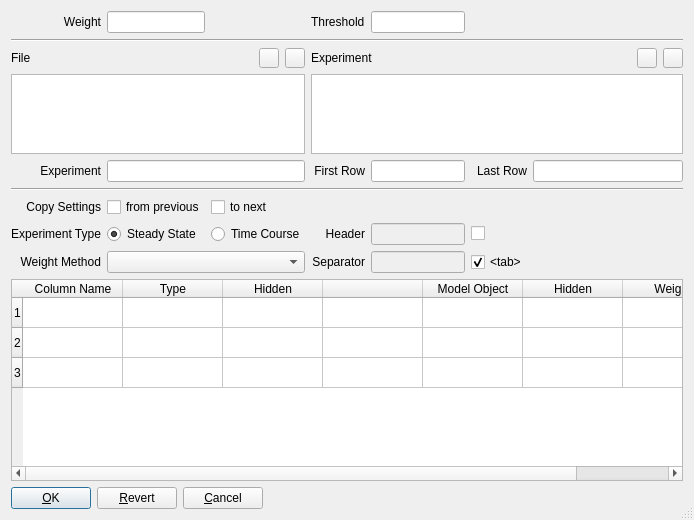
The window that copasi/UI/CQExperimentData.ui (copasi/COPASI) describes before a commit, drawn with Qt 5.
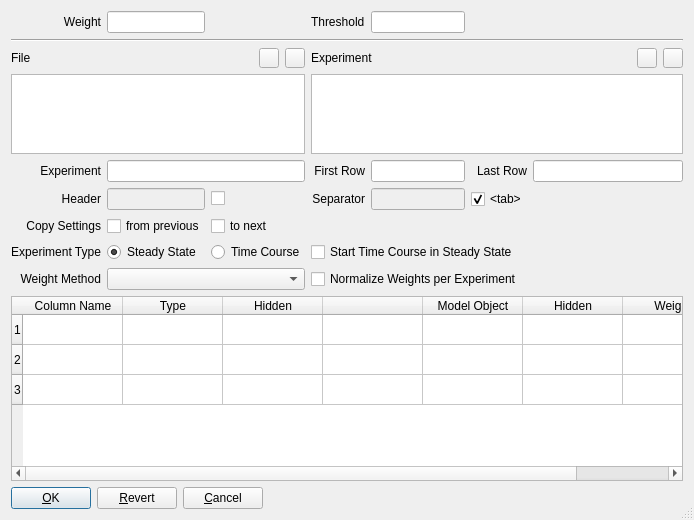
The same window after the commit.

Commit message: - issue 2122: provide a way, to indicate that individual experiments should not be normalized in respect to their largest individual weight.

Diff of the .ui file:
```diff
--- a/copasi/UI/CQExperimentData.ui
+++ b/copasi/UI/CQExperimentData.ui
@@ -325,7 +325,97 @@
      </property>
     </widget>
    </item>
-   <item row="5" column="0" colspan="7">
+
+    <item row="5" column="0">
+      <widget class="QLabel" name="mpLblHeader">
+        <property name="text">
+          <string>Header</string>
+        </property>
+        <property name="alignment">
+          <set>Qt::AlignRight|Qt::AlignTrailing|Qt::AlignVCenter</set>
+        </property>
+        <property name="wordWrap">
+          <bool>false</bool>
+        </property>
+      </widget>
+    </item>
+    <item row="5" column="1" >
+      <widget class="QLineEdit" name="mpEditHeader">
+        <property name="enabled">
+          <bool>false</bool>
+        </property>
+        <property name="sizePolicy">
+          <sizepolicy hsizetype="Preferred" vsizetype="Preferred">
+            <horstretch>0</horstretch>
+            <verstretch>0</verstretch>
+          </sizepolicy>
+        </property>
+      </widget>
+    </item>
+    <item row="5" column="2">
+      <widget class="QCheckBox" name="mpCheckHeader">
+        <property name="text">
+          <string/>
+        </property>
+        <property name="toolTip">
+          <string>Check to indicate that the experiment contains headers.</string>
+        </property>
+      </widget>
+    </item>
+
+    <item row="5" column="3">
+      <widget class="QLabel" name="mpLblSeparator">
+        <property name="minimumSize">
+          <size>
+            <width>0</width>
+            <height>0</height>
+          </size>
+        </property>
+        <property name="text">
+          <string>Separator</string>
+        </property>
+        <property name="alignment">
+          <set>Qt::AlignRight|Qt::AlignTrailing|Qt::AlignVCenter</set>
+        </property>
+        <property name="wordWrap">
+          <bool>false</bool>
+        </property>
+      </widget>
+    </item>
+    <item row="5" column="4">
+      <widget class="QLineEdit" name="mpEditSeparator">
+        <property name="enabled">
+          <bool>false</bool>
+        </property>
+        <property name="sizePolicy">
+          <sizepolicy hsizetype="Preferred" vsizetype="Preferred">
+            <horstretch>0</horstretch>
+            <verstretch>0</verstretch>
+          </sizepolicy>
+        </property>
+      </widget>
+    </item>
+    <item row="5" column="5">
+      <widget class="QCheckBox" name="mpCheckTab">
+        <property name="sizePolicy">
+          <sizepolicy hsizetype="Preferred" vsizetype="Preferred">
+            <horstretch>0</horstretch>
+            <verstretch>0</verstretch>
+          </sizepolicy>
+        </property>
+        <property name="text">
+          <string>&lt;tab&gt;</string>
+        </property>
+        <property name="checked">
+          <bool>true</bool>
+        </property>
+        <property name="toolTip">
+          <string>Check to indicate that entries are separated by tab.</string>
+        </property>
+      </widget>
+    </item>
+    
+    <!--<item row="5" column="0" colspan="7">
     <widget class="Line" name="mpLine">
      <property name="frameShape">
       <enum>QFrame::HLine</enum>
@@ -334,7 +424,7 @@
       <enum>QFrame::Sunken</enum>
      </property>
     </widget>
-   </item>
+   </item>-->
    <item row="6" column="0">
     <widget class="QLabel" name="mpLblCopy">
      <property name="text">
@@ -404,39 +494,17 @@
      </property>
     </widget>
    </item>
-   <item row="7" column="3">
-    <widget class="QLabel" name="mpLblHeader">
-     <property name="text">
-      <string>Header</string>
-     </property>
-     <property name="alignment">
-      <set>Qt::AlignRight|Qt::AlignTrailing|Qt::AlignVCenter</set>
-     </property>
-     <property name="wordWrap">
-      <bool>false</bool>
-     </property>
-    </widget>
-   </item>
-   <item row="7" column="4">
-    <widget class="QLineEdit" name="mpEditHeader">
-     <property name="enabled">
-      <bool>false</bool>
-     </property>
-     <property name="sizePolicy">
-      <sizepolicy hsizetype="Preferred" vsizetype="Preferred">
-       <horstretch>0</horstretch>
-       <verstretch>0</verstretch>
-      </sizepolicy>
-     </property>
-    </widget>
-   </item>
-   <item row="7" column="5">
-    <widget class="QCheckBox" name="mpCheckHeader">
-     <property name="text">
-      <string/>
-     </property>
-    </widget>
-   </item>
+    <item row="7" column="3" colspan="4">
+      <widget class="QCheckBox" name="mpCheckStartInSteadyState">
+        <property name="text">
+          <string>Start Time Course in Steady State</string>
+        </property>
+        <property name="toolTip">
+          <string>For Time Course data, the model will be brought into steady state before fitting the experiment.</string>
+        </property>
+      </widget>
+    </item>
+    
    <item row="8" column="0">
     <widget class="QLabel" name="mpLblWeightMethod">
      <property name="text">
@@ -460,54 +528,18 @@
      </property>
     </widget>
    </item>
-   <item row="8" column="3">
-    <widget class="QLabel" name="mpLblSeparator">
-     <property name="minimumSize">
-      <size>
-       <width>0</width>
-       <height>0</height>
-      </size>
-     </property>
-     <property name="text">
-      <string>Separator</string>
-     </property>
-     <property name="alignment">
-      <set>Qt::AlignRight|Qt::AlignTrailing|Qt::AlignVCenter</set>
-     </property>
-     <property name="wordWrap">
-      <bool>false</bool>
-     </property>
-    </widget>
-   </item>
-   <item row="8" column="4">
-    <widget class="QLineEdit" name="mpEditSeparator">
-     <property name="enabled">
-      <bool>false</bool>
-     </property>
-     <property name="sizePolicy">
-      <sizepolicy hsizetype="Preferred" vsizetype="Preferred">
-       <horstretch>0</horstretch>
-       <verstretch>0</verstretch>
-      </sizepolicy>
-     </property>
-    </widget>
-   </item>
-   <item row="8" column="5">
-    <widget class="QCheckBox" name="mpCheckTab">
-     <property name="sizePolicy">
-      <sizepolicy hsizetype="Preferred" vsizetype="Preferred">
-       <horstretch>0</horstretch>
-       <verstretch>0</verstretch>
-      </sizepolicy>
-     </property>
-     <property name="text">
-      <string>&lt;tab&gt;</string>
-     </property>
-     <property name="checked">
-      <bool>true</bool>
-     </property>
-    </widget>
-   </item>
+
+    <item row="8" column="3" colspan="4">
+      <widget class="QCheckBox" name="mpCheckNormalizeWeightsPerExperiment">
+        <property name="text">
+          <string>Normalize Weights per Experiment</string>
+        </property>
+        <property name="toolTip">
+          <string>When checked the weights in this experiment will be scaled by the highest value.</string>
+        </property>
+      </widget>
+    </item>
+    
    <item row="9" column="0" colspan="7">
     <widget class="QTableWidget" name="mpTable">
      <property name="editTriggers">
```
Left out of the diff: 53 changed lines with no effect on the pictures. The commit also changes 4 other files.
